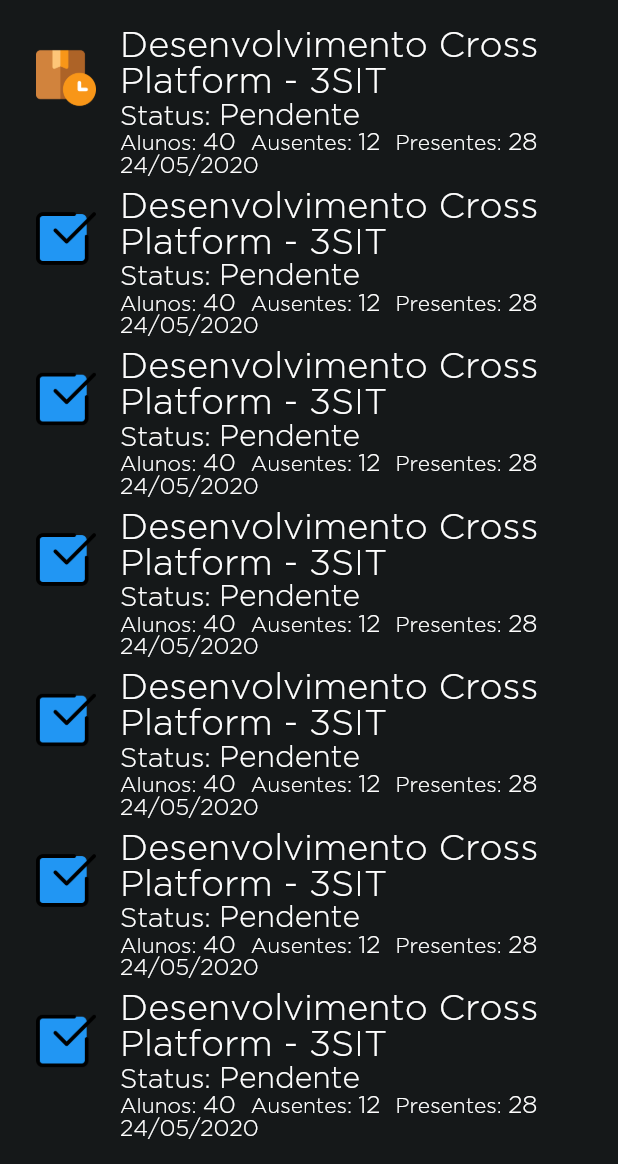
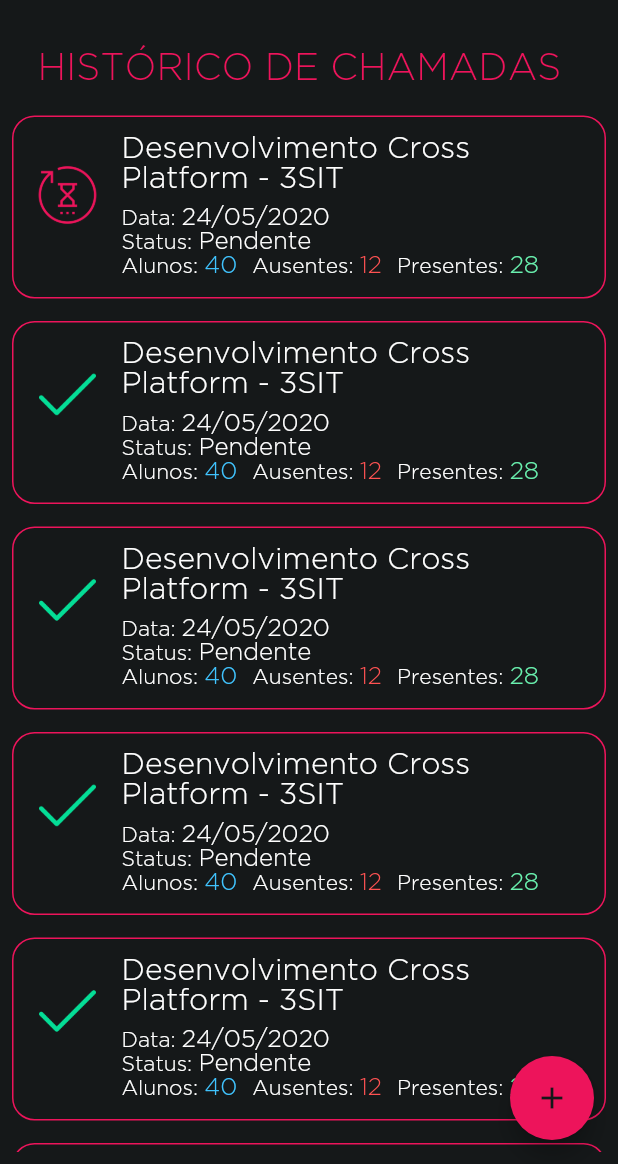
Before and after one commit to exceptionai/FiapEx, a Flutter app: the RowCallHistoryScreen screen opened by its route, on a phone screen of 412 x 824 dp, the part 72-1236 px from its top. Run offline on Flutter 3.47's test engine with Material 2 defaults, Android fonts, the phone set to English and light mode, and no system bars.

Commit message:
Estilização do historico e botao de adicao

```diff
--- a/lib/screens/row_call_history_screen.dart
+++ b/lib/screens/row_call_history_screen.dart
@@ -18,6 +18,16 @@ class RowCallHistoryScreen extends StatelessWidget {
           },
         ),
       )),
+      floatingActionButton: FloatingActionButton(
+        backgroundColor: Theme.of(context).primaryColor,
+        child: Icon(
+          Icons.add,
+          color: Theme.of(context).accentColor,
+        ),
+        onPressed: (){
+
+        },
+      ),
       drawer: DrawerFiapEx(
         route: '/',
       ),
@@ -28,6 +38,20 @@ class RowCallHistoryScreen extends StatelessWidget {
           child: ListView(
 
             children: <Widget>[
+
+              Container(
+                padding: EdgeInsets.fromLTRB(17.0, 1.0, 7.0, 1.0),
+                child: Container(
+                  padding: EdgeInsets.symmetric(vertical: 17.0),
+                  child: Text(
+                    "HISTÓRICO DE CHAMADAS",
+                    style: TextStyle(
+                      fontSize: 25.0,
+                      color: Theme.of(context).primaryColor,
+                    ),
+                  ),
+                ),
+              ),
               RowCallHistoryTile(),
               RowCallHistoryTile(done: true),
               RowCallHistoryTile(done: true),
--- a/lib/screens/row_call_screen.dart
+++ b/lib/screens/row_call_screen.dart
@@ -38,7 +38,6 @@ class RowCallScreen extends StatelessWidget {
                         "LISTA DE CHAMADA",
                         style: TextStyle(
                           fontSize: 30.0,
-                          fontFamily: 'GothamHTF',
                           color: Theme.of(context).primaryColor,
                         ),
                       ),
@@ -55,9 +54,8 @@ class RowCallScreen extends StatelessWidget {
                         "3° ANO - 3SIT - 2020",
                         style: TextStyle(
                           fontSize: 17.0,
-                          fontFamily: 'GothamHTF',
                           fontWeight: FontWeight.bold,
-                          color: Color(0xffED145B),
+                          color: Theme.of(context).primaryColor
                         ),
                       ),
                     ),
@@ -73,7 +71,6 @@ class RowCallScreen extends StatelessWidget {
                         "DESENVOLVIMENTO CROSS PLATFORM",
                         style: TextStyle(
                           fontSize: 17.0,
-                          fontFamily: 'GothamHTF',
                           color: Colors.white,
                         ),
                       ),
--- a/lib/tiles/row_call_history_tile.dart
+++ b/lib/tiles/row_call_history_tile.dart
@@ -1,55 +1,83 @@
 import 'package:flutter/material.dart';
 
 class RowCallHistoryTile extends StatelessWidget {
-
   bool done;
 
   RowCallHistoryTile({Key key, this.done = false}) : super(key: key);
 
-
   @override
   Widget build(BuildContext context) {
-    return ListTile(
-      onTap: (){
+    return Container(
+      decoration: BoxDecoration(
+          border: Border.all(color: Theme.of(context).primaryColor),
+          borderRadius: BorderRadius.circular(15)),
+      padding: EdgeInsets.symmetric(vertical: 8),
+      margin: EdgeInsets.only(bottom: 15),
+      child: ListTile(
+        onTap: () {
           Navigator.of(context).pushNamed('/rowcall');
         },
         title: Column(
           crossAxisAlignment: CrossAxisAlignment.start,
           children: <Widget>[
-                      Text('Desenvolvimento Cross Platform - 3SIT', style: TextStyle(fontSize:24)),
+            Text('Desenvolvimento Cross Platform - 3SIT',
+                style: TextStyle(fontSize: 20)),
+            SizedBox(
+              height: 8,
+            ),
             Row(
               children: <Widget>[
-                          Text('Status: ', style: TextStyle(fontSize: 18)),
-                          Text('Pendente'),
+                Text('Data: ', style: TextStyle(fontSize: 14)),
+                Text('24/05/2020', style: TextStyle(fontSize: 16)),
+              ],
+            ),
+            Row(
+              children: <Widget>[
+                Text('Status: ', style: TextStyle(fontSize: 14)),
+                Text('Pendente', style: TextStyle(fontSize: 16)),
               ],
             ),
             Row(
               children: <Widget>[
                 Text('Alunos: ', style: TextStyle(fontSize: 14)),
-                          Text('40', style: TextStyle(fontSize: 16) ),
-                          SizedBox(width: 10,),
+                Text('40',
+                    style:
+                        TextStyle(fontSize: 16, color: Colors.lightBlueAccent)),
+                SizedBox(
+                  width: 10,
+                ),
                 Text(
                   'Ausentes: ',
                   style: TextStyle(fontSize: 14),
                 ),
-                          Text('12', style: TextStyle(fontSize: 16)),
-                          SizedBox(width: 10,),
+                Text('12',
+                    style: TextStyle(fontSize: 16, color: Colors.redAccent)),
+                SizedBox(
+                  width: 10,
+                ),
                 Text('Presentes: ', style: TextStyle(fontSize: 14)),
-                          Text('28 ', style: TextStyle(fontSize: 16)),
+                Text('28 ',
+                    style: TextStyle(fontSize: 16, color: Colors.greenAccent)),
+              ],
+            )
           ],
         ),
-                      Text('24/05/2020', style: TextStyle(fontSize: 15))
-                    ],
-                  ),
-                  leading: done? Image.asset(
-                    'assets/images/checkmark.png',
-                    width: 40,
-                  ) :
-                  Image.asset(
-                    'assets/images/pending.png',
+        leading: done
+            ? Padding(
+              padding: const EdgeInsets.only(top:8.0),
+              child: Image.asset(
+                  'assets/images/presenteicone.png',
                   width: 40,
                 ),
-
+            )
+            : Padding(
+              padding: const EdgeInsets.only(top:8.0),
+              child: Image.asset(
+                  'assets/images/pendenteicone.png',
+                  width: 40,
+                ),
+            ),
+      ),
     );
   }
 }
```
Lines whose indentation alone changed are shown as unchanged.
